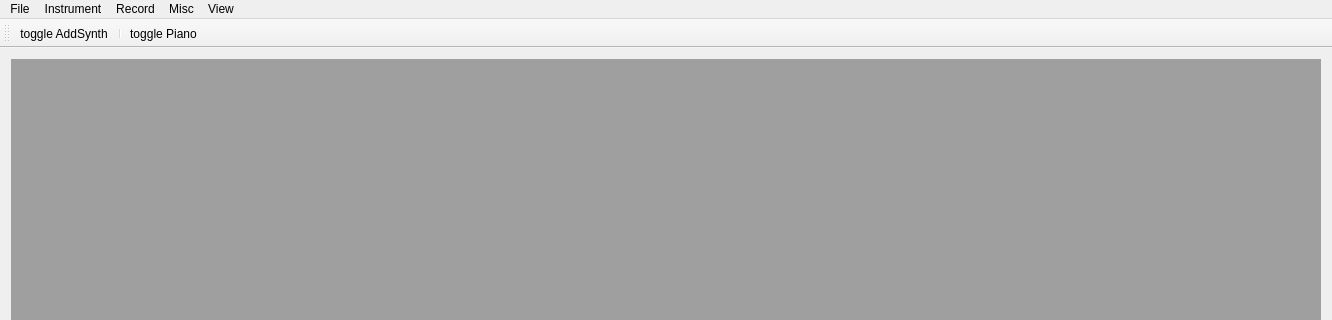
First picture: the form in src/UI_Qt/mainwindow.ui, repository wtrsltnk/zyn, before the edit; both pictures show x 0 to 1332 and y 0 to 320 of the 1332 by 665 pixel window.
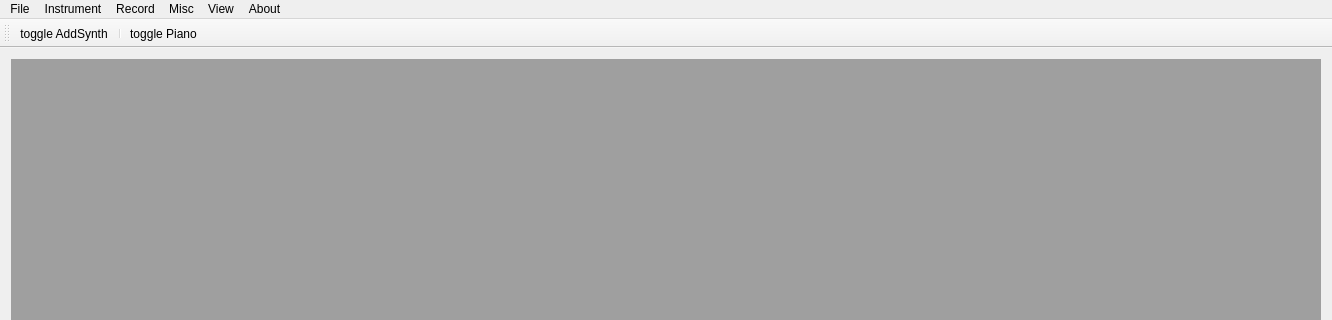
Second picture: the form after the edit. Icons and pictures are not drawn.

Patch:
```diff
--- a/src/UI_Qt/mainwindow.ui
+++ b/src/UI_Qt/mainwindow.ui
@@ -26,7 +26,7 @@
      <x>0</x>
      <y>0</y>
      <width>1332</width>
-     <height>19</height>
+     <height>20</height>
     </rect>
    </property>
    <widget class="QMenu" name="menuFile">
@@ -67,12 +67,21 @@
      <string>View</string>
     </property>
     <addaction name="actionFullscreen"/>
+    <addaction name="actionShow_Parameter_Tree"/>
+   </widget>
+   <widget class="QMenu" name="menuAbout">
+    <property name="title">
+     <string>About</string>
+    </property>
+    <addaction name="actionAbout"/>
+    <addaction name="actionAbout_Qt"/>
    </widget>
    <addaction name="menuFile"/>
    <addaction name="menuInstrument"/>
    <addaction name="menuRecord"/>
    <addaction name="menuMisc"/>
    <addaction name="menuUi"/>
+   <addaction name="menuAbout"/>
   </widget>
   <widget class="QToolBar" name="mainToolBar">
    <attribute name="toolBarArea">
```
Left out of the diff: 30 changed lines with no effect on the pictures.
